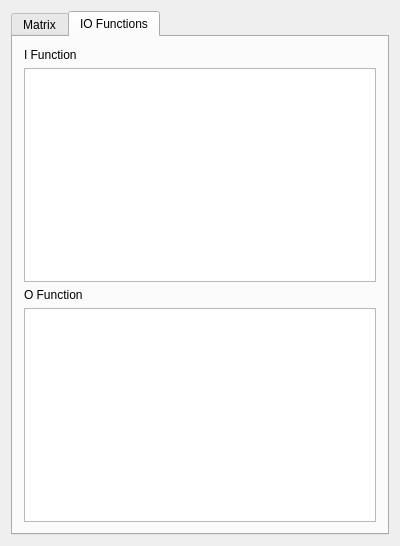
The window that gui/matrixwidget.ui (zettdaymond/opulus) describes before a commit, drawn with Qt 5.
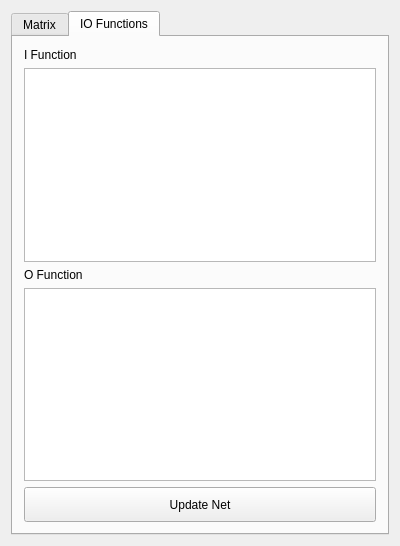
The same window after the commit.

```diff
--- a/gui/matrixwidget.ui
+++ b/gui/matrixwidget.ui
@@ -136,7 +136,7 @@
          <string>IO Functions</string>
         </attribute>
         <layout class="QGridLayout" name="gridLayout_4">
-         <item row="0" column="0">
+         <item row="1" column="0">
           <layout class="QGridLayout" name="gridLayout_3">
            <item row="0" column="0">
             <widget class="QLabel" name="i_label">
@@ -158,6 +158,22 @@
              </property>
             </widget>
            </item>
+           <item row="4" column="0">
+            <widget class="QPushButton" name="io_update_net_btn">
+             <property name="minimumSize">
+              <size>
+               <width>0</width>
+               <height>35</height>
+              </size>
+             </property>
+             <property name="text">
+              <string>Update Net</string>
+             </property>
+             <property name="flat">
+              <bool>false</bool>
+             </property>
+            </widget>
+           </item>
           </layout>
          </item>
         </layout>
```
Left out of the diff: 11 changed lines with no effect on the pictures.
